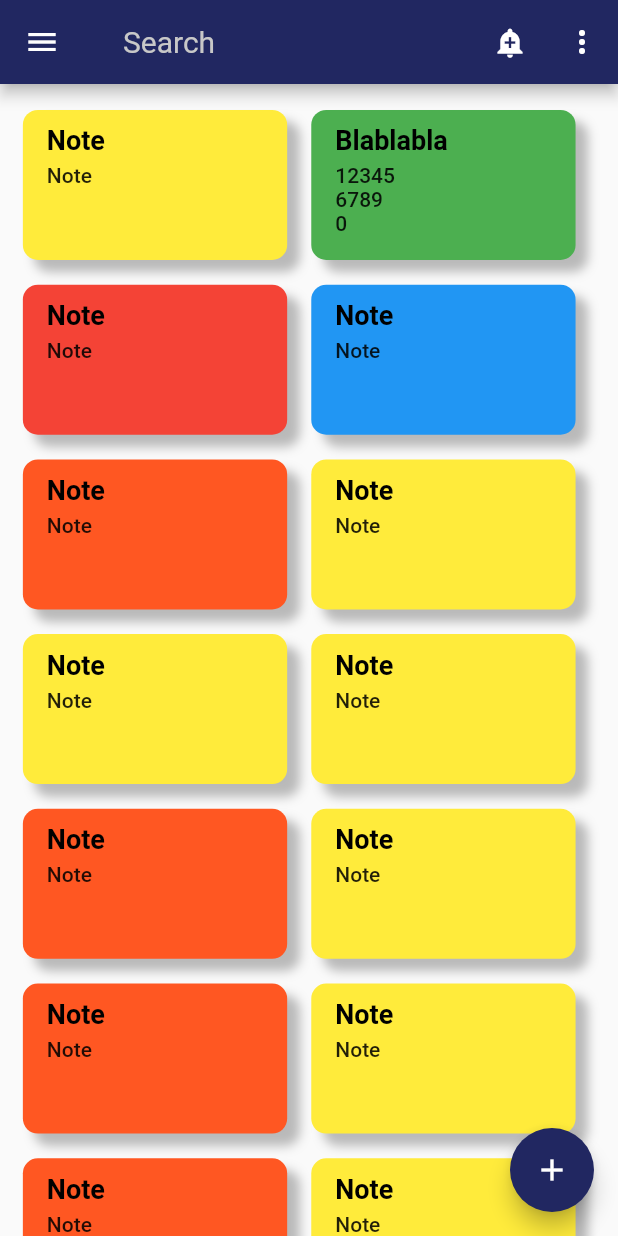
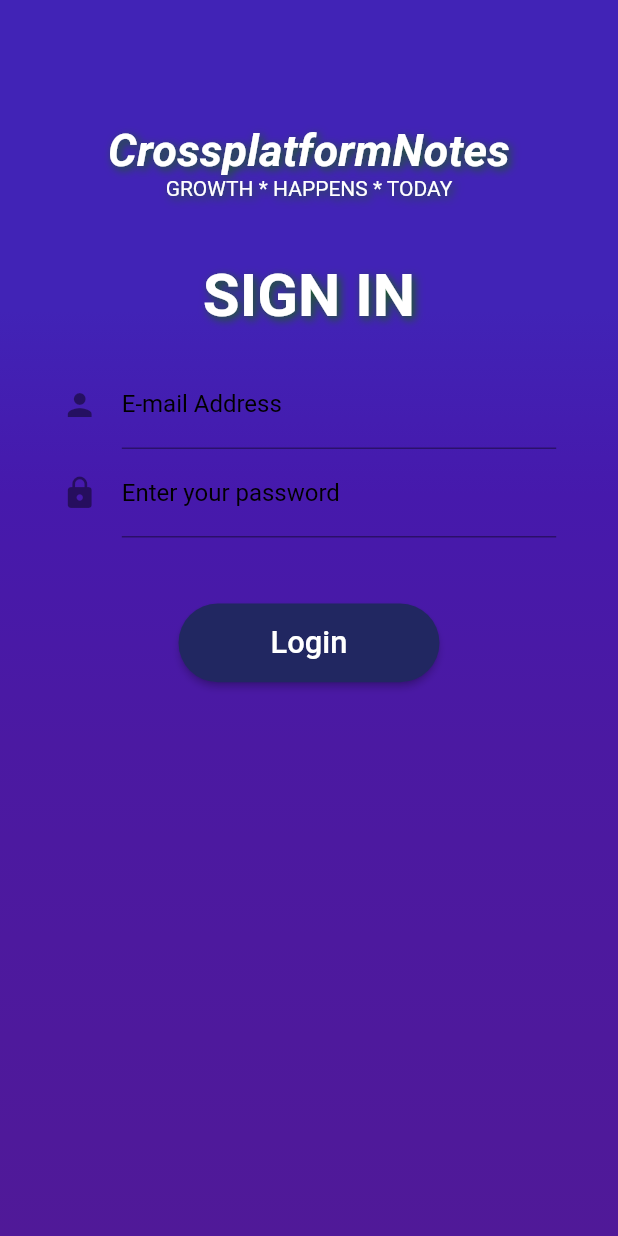
Before and after one commit to DaniilNichitenco/CrossplatformNotes, a Flutter app: the screen it shows after launch, on a phone screen of 412 x 824 dp. Run offline on Flutter 3.47's test engine with Material 2 defaults, Android fonts, the phone set to English and light mode, and no system bars.

Commit message:
Made Login Page

```diff
--- a/lib/home_page.dart
+++ b/lib/home_page.dart
@@ -1,6 +1,4 @@
-import 'package:flutter/cupertino.dart';
 import 'package:flutter/material.dart';
-import 'package:flutter/services.dart';
 import 'ListCard.dart';
 import 'popup.dart';
 import 'popup_content.dart';
--- /dev/null
+++ b/lib/login_page.dart
@@ -0,0 +1,172 @@
+import 'package:flutter/material.dart';
+import 'package:notes_app/home_page.dart';
+import 'package:notes_app/main.dart';
+import 'package:notes_app/SlideRightRoute.dart';
+
+class LoginPage extends StatefulWidget{
+
+  @override
+  _LoginPageState createState() => _LoginPageState();
+}
+
+class _LoginPageState extends State<LoginPage>{
+
+ // final _formKey = GlobalKey<FormState>();
+
+  final emailFormField =new TextFormField(
+    keyboardType: TextInputType.emailAddress,
+    autofocus: false,
+    decoration: new InputDecoration(
+      icon: Icon(Icons.person),
+      hintText: 'user123@gmail.com',
+      labelText: 'E-mail Address',
+      labelStyle: TextStyle(
+        color: Colors.black
+      )
+    ),
+  );
+
+  final passwordFormField = new TextFormField(
+   // key: _formKey,
+    obscureText: true,
+    autofocus: false,
+    decoration: new InputDecoration(
+      icon: Icon(Icons.lock),
+      hintText: 'Password',
+      labelText: 'Enter your password',
+        labelStyle: TextStyle(
+            color: Colors.black
+        )
+    ),
+  );
+
+  List<Color> colorThemeList = [
+    Color.fromARGB(255, 65, 35, 182),
+    Color.fromARGB(255, 70, 25, 172),
+    Color.fromARGB(255, 75, 25, 162),
+    Color.fromARGB(255, 80, 25, 152),
+  ];
+
+
+
+  @override
+  Widget build(BuildContext context) {
+
+    return Scaffold(
+      body: Container(
+        // Add box decoration
+        decoration: BoxDecoration(
+          // Box decoration takes a gradient
+          gradient: LinearGradient(
+            // Where the linear gradient begins and ends
+            begin: Alignment.topCenter,
+            end: Alignment.bottomCenter,
+            // Add one stop for each color. Stops should increase from 0 to 1
+            stops: [0.25, 0.4, 0.6, 8],
+            colors: colorThemeList,
+          ),
+        ),
+            child: Container(
+              padding: EdgeInsets.only(top: MediaQuery.of(context).size.height * 0.1,
+              left: MediaQuery.of(context).size.width * 0.1,
+                right: MediaQuery.of(context).size.width * 0.1,
+              ),
+              child: ListView(
+                children: <Widget>[
+                  Center(
+                    child: Text("CrossplatformNotes", style: TextStyle(
+                      shadows: [
+                        Shadow(
+                          blurRadius: 7.0,
+                          color: Colors.green[900],
+                          offset: Offset(2.0, 2.0),
+                        )],
+                      color: Colors.white,
+                      fontWeight: FontWeight.bold, fontStyle: FontStyle.italic, fontSize: 30,),),
+                  ),
+                  Center(
+                    child: Text("GROWTH * HAPPENS * TODAY", style: TextStyle(color: Colors.white,
+                      shadows: [
+                        Shadow(
+                          blurRadius: 7.0,
+                          color: Colors.green[900],
+                          offset: Offset(2.0, 2.0),
+                        )
+                      ],
+                    ),
+                    ),
+                  ),
+                  Center(
+                    child: Container(
+                      padding: EdgeInsets.only(top: 40, bottom: 20),
+                      child: Text("SIGN IN", style: TextStyle(color: Colors.white, fontWeight: FontWeight.bold, fontSize: 40,
+                        shadows: [
+                          Shadow(
+                            blurRadius: 7.0,
+                            color: Colors.green[900],
+                            offset: Offset(2.0, 2.0),
+                          )
+                        ],
+                      ),
+                      ),
+                    ),
+                  ),
+                  emailFormField,
+                  Container(
+                    padding: EdgeInsets.only(bottom: 10),
+                    child:  passwordFormField,
+                  ),
+                  new ListTile(
+                    title: Container(
+                        height: MediaQuery.of(context).size.width * 0.2,
+                        margin: EdgeInsets.symmetric(horizontal: MediaQuery.of(context).size.width * 0.15),
+                        child:  RaisedButton(
+                          shape: RoundedRectangleBorder(
+                            borderRadius: new BorderRadius.circular(100.0),
+                          ),
+                          child: new Text("Login", style: new TextStyle(color: Colors.white, fontSize: MediaQuery.of(context).size.width * 0.05),),
+                          onPressed: () {
+                            Navigator.push(
+                                context,
+                                SlideRightRoute(page: MyHomePage()));
+                          },
+                          color: colorTheme,
+                        ),
+                        padding: EdgeInsets.only(top: 30),
+                      ),
+                  ),
+                ],
+              ),
+            ),
+        ),
+    );
+  }
+}
+
+/*ListView(
+                    children: <Widget>[
+                      new TextFormField(
+                        keyboardType: TextInputType.emailAddress,
+                        decoration: new InputDecoration(
+                          hintText: 'user123@gmail.com',
+                          labelText: 'E-mail Address',
+                        ),
+                      ),
+                      new TextFormField(
+                        obscureText: true,
+                        decoration: new InputDecoration(
+                          hintText: 'Password',
+                          labelText: 'Enter your password'
+                        ),
+                      ),
+                      new Container(
+                        width: MediaQuery.of(context).size.width *0.3,
+                        child: RaisedButton(
+                          child: new Text("Login", style: new TextStyle(color: Colors.white),),
+                          onPressed: () => null,
+                          color: colorTheme,
+                        ),
+                        padding: EdgeInsets.only(top: 30),
+                      ),
+                    ],
+                  )*/
--- a/lib/main.dart
+++ b/lib/main.dart
@@ -1,4 +1,5 @@
 import 'package:flutter/material.dart';
+import 'package:notes_app/login_page.dart';
 import 'home_page.dart';
 
 void main() => runApp(MyApp());
@@ -11,7 +12,7 @@ class MyApp extends StatelessWidget {
       //title: 'Crossplatform notes',
       debugShowCheckedModeBanner: false,
       theme: ThemeData(primarySwatch: Colors.blue),
-      home: MyHomePage(),
+      home: LoginPage(),
     );
   }
 }
```
